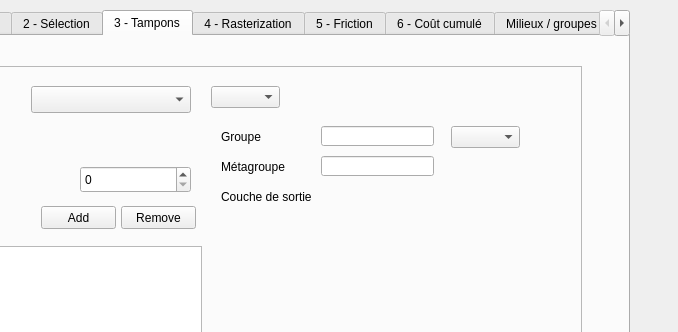
The window that eco_cont_dialog_base.ui (MathieuChailloux/BioDispersal) describes before a commit, drawn with Qt 5; both pictures show x 261 to 939 and y 0 to 332 of the 939 by 663 pixel window.
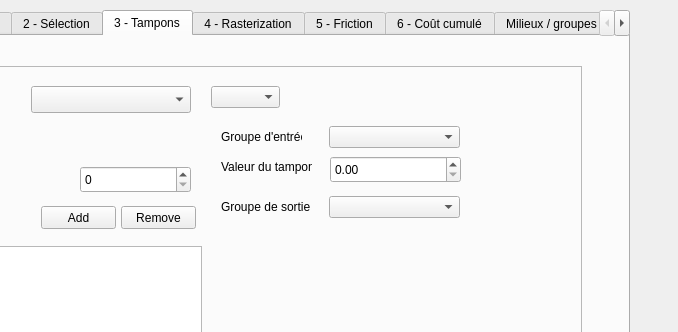
The same window after the commit. The open tabs and pages were chosen to show the change. Custom widgets are drawn as their Qt base class.

Commit message: Buffers implemented through AbstractConnector

Patch:
```diff
--- a/eco_cont_dialog_base.ui
+++ b/eco_cont_dialog_base.ui
@@ -911,7 +911,7 @@
        </rect>
       </property>
      </widget>
-     <widget class="QgsSpinBox" name="bufferValue">
+     <widget class="QgsSpinBox" name="bufferValueOld">
       <property name="geometry">
        <rect>
         <x>249</x>
@@ -989,85 +989,81 @@
        </rect>
       </property>
      </widget>
-     <widget class="QLineEdit" name="bufferOutGroup">
+     <widget class="QLabel" name="bufferInGroupLabel">
       <property name="geometry">
        <rect>
-        <x>490</x>
-        <y>60</y>
-        <width>113</width>
-        <height>20</height>
-       </rect>
-      </property>
-     </widget>
-     <widget class="QLineEdit" name="bufferOutMetagroup">
-      <property name="geometry">
-       <rect>
-        <x>490</x>
-        <y>90</y>
-        <width>113</width>
-        <height>20</height>
-       </rect>
-      </property>
-     </widget>
-     <widget class="QLabel" name="label_22">
-      <property name="geometry">
-       <rect>
         <x>390</x>
         <y>60</y>
-        <width>61</width>
+        <width>81</width>
         <height>21</height>
        </rect>
       </property>
       <property name="text">
-       <string>Groupe</string>
+       <string>Groupe d'entrée</string>
       </property>
      </widget>
-     <widget class="QLabel" name="label_23">
+     <widget class="QComboBox" name="bufferInGroup">
       <property name="geometry">
        <rect>
-        <x>390</x>
-        <y>90</y>
-        <width>91</width>
-        <height>21</height>
+        <x>498</x>
+        <y>60</y>
+        <width>131</width>
+        <height>22</height>
        </rect>
       </property>
-      <property name="text">
-       <string>Métagroupe</string>
-      </property>
      </widget>
-     <widget class="QgsFileWidget" name="bufferOutLayer">
+     <widget class="QgsDoubleSpinBox" name="bufferValue">
       <property name="geometry">
        <rect>
-        <x>490</x>
-        <y>120</y>
-        <width>171</width>
+        <x>499</x>
+        <y>90</y>
+        <width>131</width>
         <height>27</height>
        </rect>
       </property>
+      <property name="minimum">
+       <double>0.000000000000000</double>
+      </property>
+      <property name="maximum">
+       <double>9999999.000000000000000</double>
+      </property>
      </widget>
      <widget class="QLabel" name="label_24">
       <property name="geometry">
        <rect>
         <x>390</x>
-        <y>120</y>
+        <y>90</y>
         <width>91</width>
         <height>21</height>
        </rect>
       </property>
       <property name="text">
-       <string>Couche de sortie</string>
+       <string>Valeur du tampon</string>
       </property>
      </widget>
-     <widget class="QComboBox" name="bufferOutGroupCombo">
+     <widget class="QComboBox" name="bufferOutGroup">
       <property name="geometry">
        <rect>
-        <x>620</x>
-        <y>60</y>
-        <width>69</width>
+        <x>498</x>
+        <y>130</y>
+        <width>131</width>
         <height>22</height>
        </rect>
       </property>
      </widget>
+     <widget class="QLabel" name="bufferOutGroupLabel">
+      <property name="geometry">
+       <rect>
+        <x>390</x>
+        <y>130</y>
+        <width>91</width>
+        <height>21</height>
+       </rect>
+      </property>
+      <property name="text">
+       <string>Groupe de sortie</string>
+      </property>
+     </widget>
     </widget>
    </widget>
    <widget class="QWidget" name="tab_2">
@@ -1530,6 +1526,11 @@
   </widget>
  </widget>
  <customwidgets>
+  <customwidget>
+   <class>QgsDoubleSpinBox</class>
+   <extends>QDoubleSpinBox</extends>
+   <header>qgis.gui</header>
+  </customwidget>
   <customwidget>
    <class>QgsFieldComboBox</class>
    <extends>QComboBox</extends>
```
Left out of the diff: 4 changed lines with no effect on the pictures. The commit also changes 2 other files.
